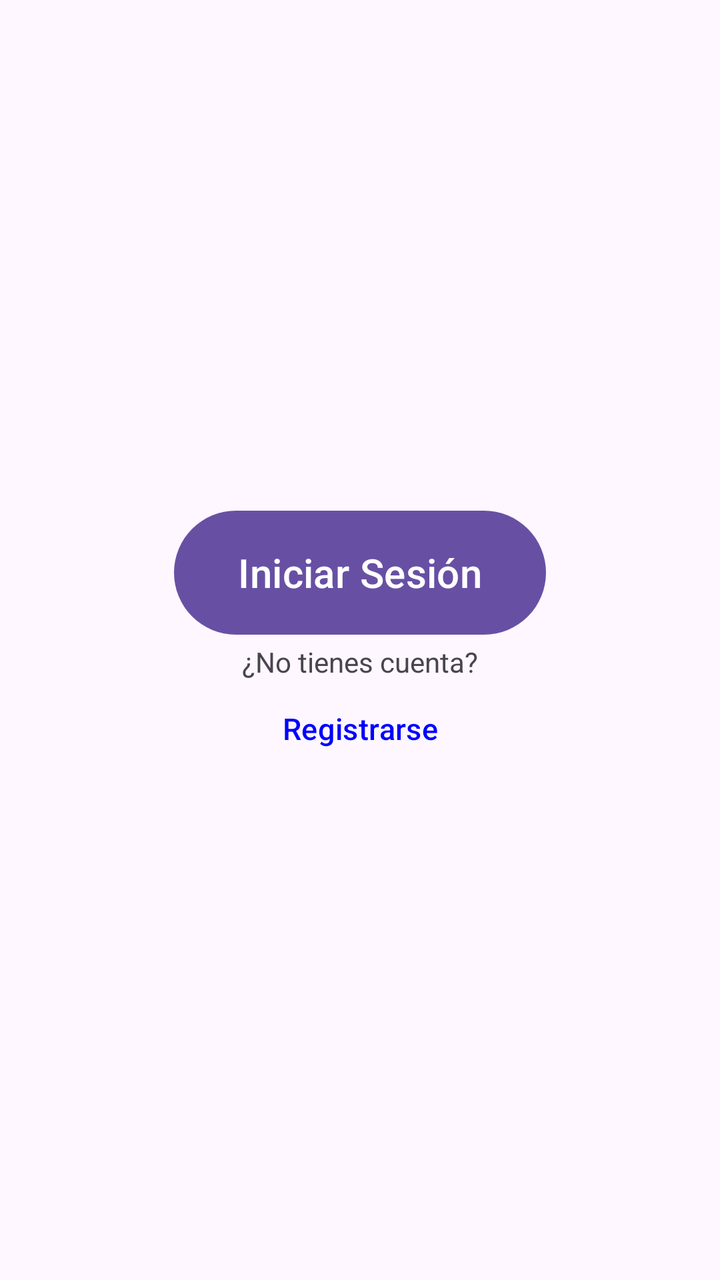
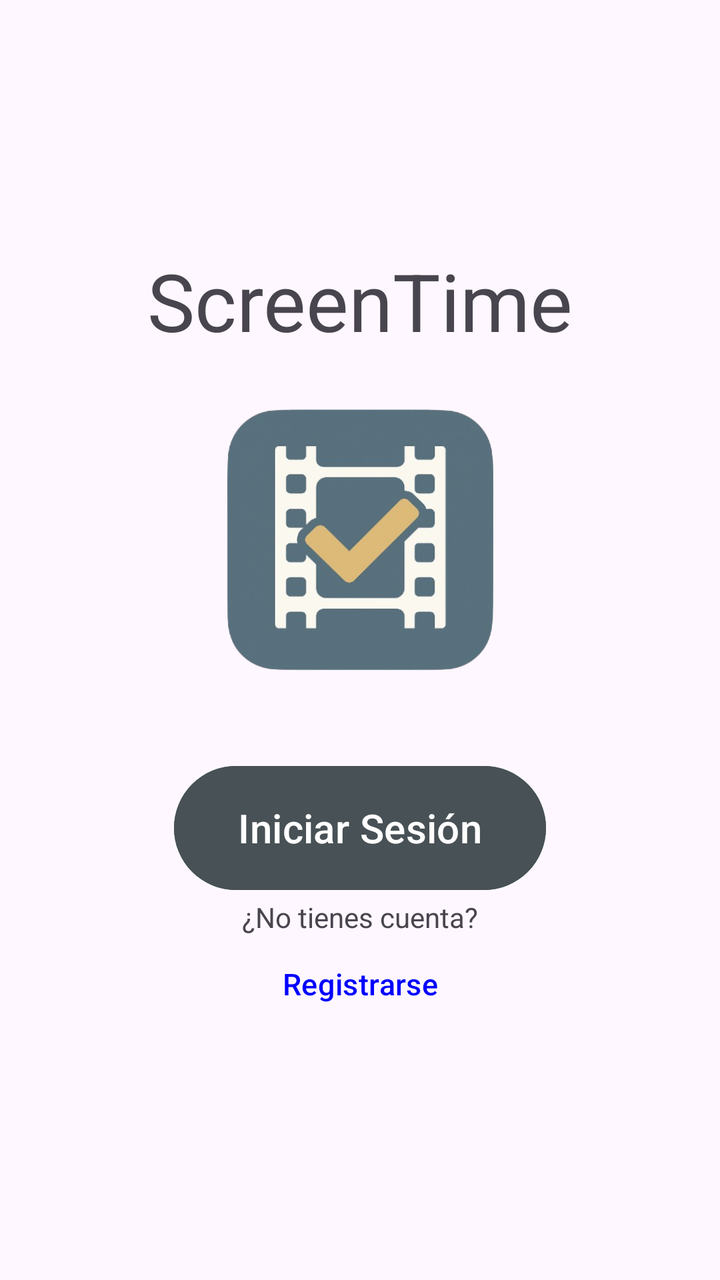

Compare the two renders of this Android layout. The source of the first and the diff that turns it into the second are given below.
<!-- AndroidManifest.xml: application theme Theme.ScreenTime -->
<!-- res/layout/activity_main.xml -->
<?xml version="1.0" encoding="utf-8"?>
<androidx.constraintlayout.widget.ConstraintLayout xmlns:android="http://schemas.android.com/apk/res/android"
    xmlns:app="http://schemas.android.com/apk/res-auto"
    xmlns:tools="http://schemas.android.com/tools"
    android:id="@+id/main"
    android:layout_width="match_parent"
    android:layout_height="match_parent"
    tools:context=".MainActivity">

    <LinearLayout
        android:layout_width="match_parent"
        android:layout_height="match_parent"
        android:gravity="center"
        android:orientation="vertical"
        tools:layout_editor_absoluteX="27dp"
        tools:layout_editor_absoluteY="0dp">

        <Button
            android:id="@+id/btnAcceder"
            android:layout_width="186dp"
            android:layout_height="70dp"
            android:textSize="20sp"
            android:text="Iniciar Sesión" />

        <TextView
            android:id="@+id/tvInicio"
            android:layout_width="wrap_content"
            android:layout_height="wrap_content"
            android:text="¿No tienes cuenta?"
            app:layout_constraintBottom_toBottomOf="parent"
            app:layout_constraintEnd_toEndOf="parent"
            app:layout_constraintStart_toStartOf="parent"
            app:layout_constraintTop_toTopOf="parent" />

        <Button
            android:id="@+id/btnRegistrar"
            android:layout_width="186dp"
            android:layout_height="wrap_content"
            android:background="@android:color/transparent"
            android:text="Registrarse"
            android:textColor="#0000FF"
            android:textSize="15sp"/>

    </LinearLayout>
</androidx.constraintlayout.widget.ConstraintLayout>
<!-- resources referenced by this layout -->
<resources>
  <style name="Theme.ScreenTime" parent="Theme.Material3.DayNight.NoActionBar">
          
          
      </style>
</resources>

<!-- the commit's change to res/layout/activity_main.xml (unified diff, before → after) -->
@@ -15,11 +15,35 @@
         tools:layout_editor_absoluteX="27dp"
         tools:layout_editor_absoluteY="0dp">
 
+        <TextView
+            android:id="@+id/textView2"
+            android:layout_width="251dp"
+            android:layout_height="wrap_content"
+            android:text="ScreenTime"
+            android:textAlignment="center"
+            android:textSize="40sp"
+            app:layout_constraintBottom_toTopOf="@+id/imageView"
+            app:layout_constraintEnd_toEndOf="parent"
+            app:layout_constraintStart_toStartOf="parent"
+            app:layout_constraintTop_toTopOf="parent"
+            app:layout_constraintVertical_bias="1.0" />
+
+        <ImageView
+            android:id="@+id/imageView2"
+            android:layout_width="170dp"
+            android:layout_height="186dp"
+            android:layout_marginBottom="16dp"
+            app:layout_constraintBottom_toTopOf="@+id/linearLayout"
+            app:layout_constraintEnd_toEndOf="parent"
+            app:layout_constraintStart_toStartOf="parent"
+            app:srcCompat="@drawable/screentime_logo" />
+
         <Button
             android:id="@+id/btnAcceder"
             android:layout_width="186dp"
             android:layout_height="70dp"
             android:textSize="20sp"
+            android:backgroundTint="@color/screentimeColor"
             android:text="Iniciar Sesión" />
 
         <TextView
<!-- resource entries referenced after the edit -->
@@ -1,5 +1,7 @@
 <!-- resources referenced by this layout -->
 <resources>
+  <color name="screentimeColor">#485155</color>
+  <!-- drawable screentime_logo: png bitmap (drawable, 146948 bytes) -->
   <style name="Theme.ScreenTime" parent="Theme.Material3.DayNight.NoActionBar">
           
           
